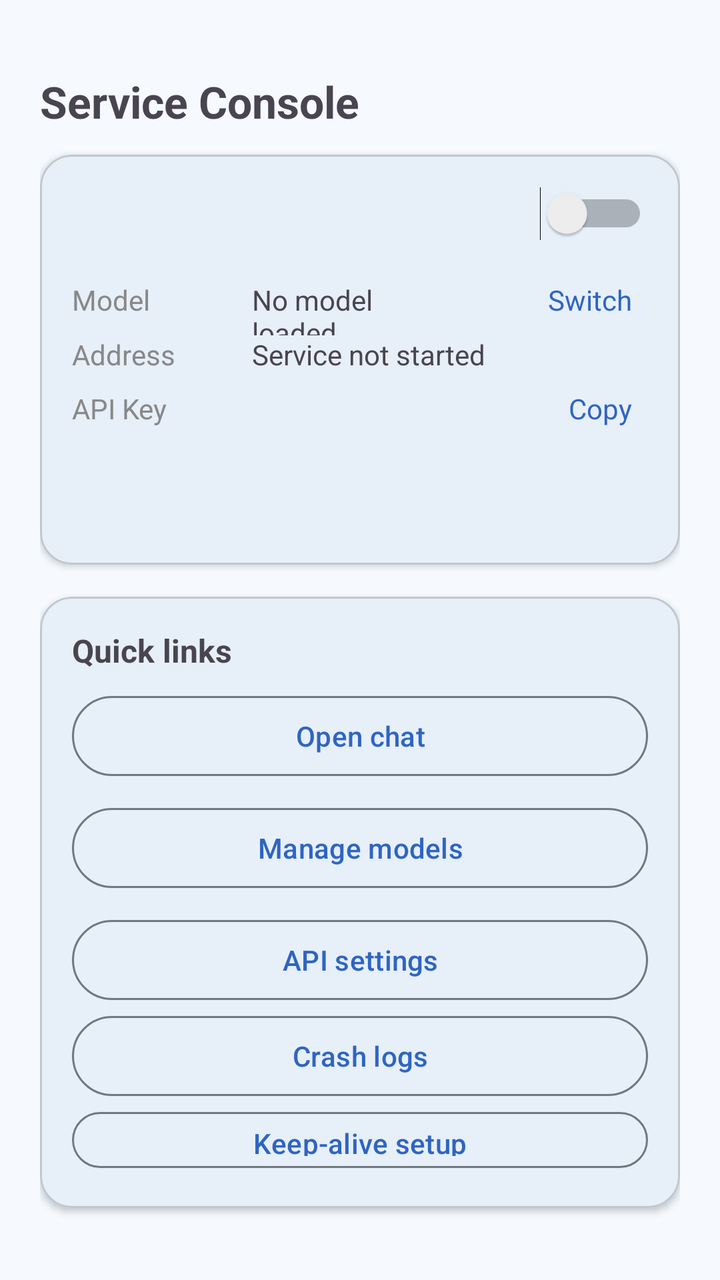
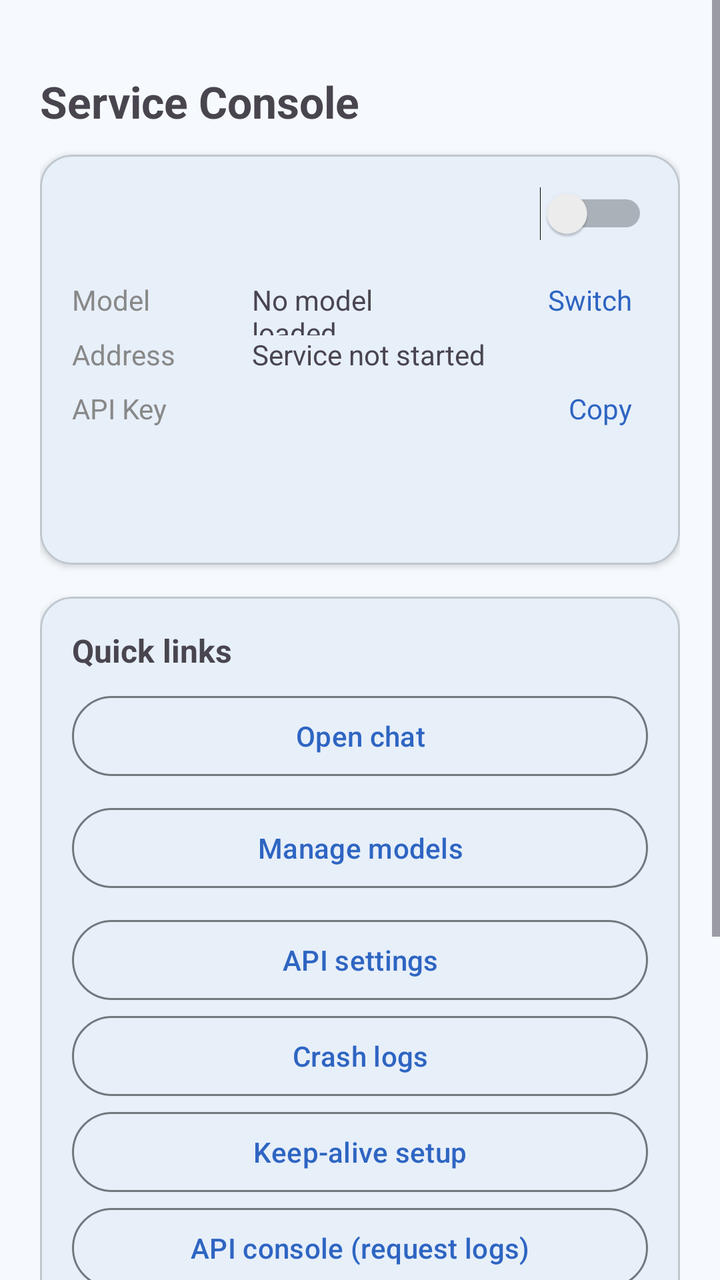

Two renders of the same Android screen: before a commit and after it. Below are the layout's source before the change and the commit's diff.
<!-- AndroidManifest.xml: application theme AppTheme -->
<!-- res/layout/activity_service_console.xml -->
<?xml version="1.0" encoding="utf-8"?>
<LinearLayout xmlns:android="http://schemas.android.com/apk/res/android"
    xmlns:app="http://schemas.android.com/apk/res-auto"
    android:layout_width="match_parent"
    android:layout_height="match_parent"
    android:orientation="vertical"
    android:paddingLeft="20dp"
    android:paddingTop="36dp"
    android:paddingRight="20dp"
    android:paddingBottom="20dp">

    <TextView
        android:layout_width="wrap_content"
        android:layout_height="wrap_content"
        android:text="@string/console_title"
        android:textSize="22sp"
        android:textStyle="bold"
        android:paddingBottom="12dp" />

    <com.google.android.material.card.MaterialCardView
        android:layout_width="match_parent"
        android:layout_height="wrap_content"
        app:cardCornerRadius="16dp"
        app:cardElevation="2dp"
        android:layout_marginBottom="16dp">

        <LinearLayout
            android:layout_width="match_parent"
            android:layout_height="wrap_content"
            android:orientation="vertical"
            android:padding="16dp">

            <LinearLayout
                android:layout_width="match_parent"
                android:layout_height="wrap_content"
                android:orientation="horizontal"
                android:gravity="center_vertical">

                <TextView
                    android:id="@+id/text_service_status"
                    android:layout_width="0dp"
                    android:layout_height="wrap_content"
                    android:layout_weight="1"
                    android:textSize="18sp"
                    android:textStyle="bold" />

                <Switch
                    android:id="@+id/switch_service"
                    android:layout_width="wrap_content"
                    android:layout_height="wrap_content" />
            </LinearLayout>

            <LinearLayout
                android:id="@+id/layout_model_row"
                android:layout_width="match_parent"
                android:layout_height="wrap_content"
                android:orientation="horizontal"
                android:paddingTop="12dp"
                android:clickable="true"
                android:focusable="true">

                <TextView
                    android:layout_width="90dp"
                    android:layout_height="wrap_content"
                    android:text="@string/console_label_model"
                    android:textColor="#888888" />

                <TextView
                    android:id="@+id/text_model_name"
                    android:layout_width="0dp"
                    android:layout_height="wrap_content"
                    android:layout_weight="1"
                    android:text="@string/console_no_model" />

                <TextView
                    android:id="@+id/text_device_ram"
                    android:layout_width="0dp"
                    android:layout_height="wrap_content"
                    android:layout_weight="1"
                    android:textColor="#888888"
                    android:textSize="12sp"
                    android:gravity="end" />

                <TextView
                    android:id="@+id/button_switch_model"
                    android:layout_width="wrap_content"
                    android:layout_height="wrap_content"
                    android:padding="8dp"
                    android:text="@string/console_switch"
                    android:textColor="?attr/colorPrimary" />
            </LinearLayout>

            <LinearLayout
                android:layout_width="match_parent"
                android:layout_height="wrap_content"
                android:orientation="horizontal">

                <TextView
                    android:layout_width="90dp"
                    android:layout_height="wrap_content"
                    android:text="@string/console_label_address"
                    android:textColor="#888888" />

                <TextView
                    android:id="@+id/text_address"
                    android:layout_width="0dp"
                    android:layout_height="wrap_content"
                    android:layout_weight="1"
                    android:text="@string/console_service_not_started" />
            </LinearLayout>

            <LinearLayout
                android:layout_width="match_parent"
                android:layout_height="wrap_content"
                android:orientation="horizontal"
                android:gravity="center_vertical">

                <TextView
                    android:layout_width="90dp"
                    android:layout_height="wrap_content"
                    android:text="@string/console_label_api_key"
                    android:textColor="#888888" />

                <TextView
                    android:id="@+id/text_api_key"
                    android:layout_width="0dp"
                    android:layout_height="wrap_content"
                    android:layout_weight="1"
                    android:maxLines="1"
                    android:ellipsize="middle" />

                <TextView
                    android:id="@+id/button_copy_key"
                    android:layout_width="wrap_content"
                    android:layout_height="wrap_content"
                    android:padding="8dp"
                    android:text="@string/console_copy"
                    android:textColor="?attr/colorPrimary" />
            </LinearLayout>

            <TextView
                android:id="@+id/text_stats"
                android:layout_width="match_parent"
                android:layout_height="wrap_content"
                android:paddingTop="8dp"
                android:textColor="#888888"
                android:textSize="12sp" />

            <TextView
                android:id="@+id/text_uptime"
                android:layout_width="match_parent"
                android:layout_height="wrap_content"
                android:paddingTop="4dp"
                android:textColor="#888888"
                android:textSize="12sp" />
        </LinearLayout>
    </com.google.android.material.card.MaterialCardView>

    <com.google.android.material.card.MaterialCardView
        android:layout_width="match_parent"
        android:layout_height="wrap_content"
        app:cardCornerRadius="16dp"
        app:cardElevation="2dp"
        android:layout_marginBottom="16dp">

        <LinearLayout
            android:layout_width="match_parent"
            android:layout_height="wrap_content"
            android:orientation="vertical"
            android:padding="16dp">

            <TextView
                android:layout_width="wrap_content"
                android:layout_height="wrap_content"
                android:text="@string/console_quick_links"
                android:textSize="16sp"
                android:textStyle="bold"
                android:paddingBottom="8dp" />

            <com.google.android.material.button.MaterialButton
                android:id="@+id/button_chat"
                style="@style/Widget.Material3.Button.OutlinedButton"
                android:layout_width="match_parent"
                android:layout_height="wrap_content"
                android:text="@string/console_enter_chat"
                android:layout_marginBottom="8dp" />

            <com.google.android.material.button.MaterialButton
                android:id="@+id/button_models"
                style="@style/Widget.Material3.Button.OutlinedButton"
                android:layout_width="match_parent"
                android:layout_height="wrap_content"
                android:text="@string/console_manage_models"
                android:layout_marginBottom="8dp" />

            <com.google.android.material.button.MaterialButton
                android:id="@+id/button_api_settings"
                style="@style/Widget.Material3.Button.OutlinedButton"
                android:layout_width="match_parent"
                android:layout_height="wrap_content"
                android:text="@string/console_api_settings" />

            <com.google.android.material.button.MaterialButton
                android:id="@+id/button_crash_logs"
                style="@style/Widget.Material3.Button.OutlinedButton"
                android:layout_width="match_parent"
                android:layout_height="wrap_content"
                android:text="@string/console_crash_logs" />

            <com.google.android.material.button.MaterialButton
                android:id="@+id/button_keep_alive"
                style="@style/Widget.Material3.Button.OutlinedButton"
                android:layout_width="match_parent"
                android:layout_height="wrap_content"
                android:text="@string/console_keepalive_settings" />

            <com.google.android.material.button.MaterialButton
                android:id="@+id/button_api_console"
                style="@style/Widget.Material3.Button.OutlinedButton"
                android:layout_width="match_parent"
                android:layout_height="wrap_content"
                android:text="@string/console_api_console" />

            <com.google.android.material.button.MaterialButton
                android:id="@+id/button_stay_awake"
                style="@style/Widget.Material3.Button.OutlinedButton"
                android:layout_width="match_parent"
                android:layout_height="wrap_content"
                android:text="@string/console_stay_awake" />

            <com.google.android.material.button.MaterialButton
                android:id="@+id/button_export_config"
                style="@style/Widget.Material3.Button.OutlinedButton"
                android:layout_width="match_parent"
                android:layout_height="wrap_content"
                android:text="@string/console_export_config" />

            <com.google.android.material.button.MaterialButton
                android:id="@+id/button_import_config"
                style="@style/Widget.Material3.Button.OutlinedButton"
                android:layout_width="match_parent"
                android:layout_height="wrap_content"
                android:text="@string/console_import_config" />
        </LinearLayout>
    </com.google.android.material.card.MaterialCardView>

    <TextView
        android:layout_width="match_parent"
        android:layout_height="wrap_content"
        android:text="@string/console_keepalive_hint"
        android:textSize="12sp"
        android:textColor="#888888" />
</LinearLayout>
<!-- resources referenced by this layout -->
<resources>
  <string name="console_api_console">API console (request logs)</string>
  <string name="console_api_settings">API settings</string>
  <string name="console_copy">Copy</string>
  <string name="console_crash_logs">Crash logs</string>
  <string name="console_enter_chat">Open chat</string>
  <string name="console_export_config">Backup config</string>
  <string name="console_import_config">Restore config</string>
  <string name="console_keepalive_settings">Keep-alive setup</string>
  <string name="console_label_address">Address</string>
  <string name="console_label_api_key">API Key</string>
  <string name="console_label_model">Model</string>
  <string name="console_manage_models">Manage models</string>
  <string name="console_no_model">No model loaded</string>
  <string name="console_quick_links">Quick links</string>
  <string name="console_service_not_started">Service not started</string>
  <string name="console_stay_awake">Stay awake (charging)</string>
  <string name="console_switch">Switch</string>
  <string name="console_title">Service Console</string>
  <color name="md_theme_primary">#2E65C2</color>
  <color name="md_theme_onPrimary">#FFFFFF</color>
  <color name="md_theme_primaryContainer">#e8f0fe</color>
  <color name="md_theme_onPrimaryContainer">#2f4578</color>
  <color name="md_theme_secondary">#4D616C</color>
  <color name="md_theme_onSecondary">#FFFFFF</color>
  <color name="md_theme_secondaryContainer">#D1E6F3</color>
  <color name="md_theme_onSecondaryContainer">#364954</color>
  <color name="md_theme_tertiary">#5F5A7D</color>
  <color name="md_theme_onTertiary">#FFFFFF</color>
  <color name="md_theme_tertiaryContainer">#E5DEFF</color>
  <color name="md_theme_onTertiaryContainer">#474364</color>
  <color name="md_theme_error">#BA1A1A</color>
  <color name="md_theme_onError">#FFFFFF</color>
  <color name="md_theme_errorContainer">#FFDAD6</color>
  <color name="md_theme_onErrorContainer">#93000A</color>
  <color name="md_theme_surface">#F6FAFE</color>
  <color name="md_theme_onBackground">#171C1F</color>
  <color name="md_theme_onSurface">#171C1F</color>
  <color name="md_theme_surfaceVariant">#DCE3E9</color>
  <color name="md_theme_onSurfaceVariant">#40484C</color>
  <color name="md_theme_outline">#71787D</color>
  <color name="md_theme_outlineVariant">#C0C7CD</color>
  <color name="md_theme_inverseSurface">#2C3134</color>
  <color name="md_theme_inverseOnSurface">#EDF1F5</color>
  <color name="md_theme_inversePrimary">#8ECFF2</color>
  <color name="md_theme_primaryFixed">#C1E8FF</color>
  <color name="md_theme_onPrimaryFixed">#001E2B</color>
  <color name="md_theme_primaryFixedDim">#8ECFF2</color>
  <color name="md_theme_onPrimaryFixedVariant">#004D67</color>
  <color name="md_theme_secondaryFixed">#D1E6F3</color>
  <color name="md_theme_onSecondaryFixed">#091E28</color>
  <color name="md_theme_secondaryFixedDim">#B5C9D7</color>
  <color name="md_theme_onSecondaryFixedVariant">#364954</color>
  <color name="md_theme_tertiaryFixed">#E5DEFF</color>
  <color name="md_theme_onTertiaryFixed">#1B1736</color>
  <color name="md_theme_tertiaryFixedDim">#C8C2EA</color>
  <color name="md_theme_onTertiaryFixedVariant">#474364</color>
  <color name="md_theme_surfaceDim">#D6DADE</color>
  <color name="md_theme_surfaceBright">#F6FAFE</color>
  <color name="md_theme_surfaceContainerLowest">#FFFFFF</color>
  <color name="md_theme_surfaceContainerLow">#F0F4F8</color>
  <color name="md_theme_surfaceContainer">#EAEEF2</color>
  <color name="md_theme_surfaceContainerHigh">#E5E9ED</color>
  <color name="md_theme_surfaceContainerHighest">#DFE3E7</color>
  <color name="colorCustomColor1">#166683</color>
  <color name="colorOnCustomColor1">#FFFFFF</color>
  <color name="colorCustomColor1Container">#C0E8FF</color>
  <color name="colorOnCustomColor1Container">#004D66</color>
  <color name="accentColor">#4252B6</color>
  <!-- unchanged entries left out for length: 3 -->
</resources>

<!-- the commit's change to res/layout/activity_service_console.xml (unified diff, before → after) -->
@@ -1,13 +1,18 @@
 <?xml version="1.0" encoding="utf-8"?>
-<LinearLayout xmlns:android="http://schemas.android.com/apk/res/android"
+<ScrollView xmlns:android="http://schemas.android.com/apk/res/android"
     xmlns:app="http://schemas.android.com/apk/res-auto"
     android:layout_width="match_parent"
     android:layout_height="match_parent"
-    android:orientation="vertical"
-    android:paddingLeft="20dp"
-    android:paddingTop="36dp"
-    android:paddingRight="20dp"
-    android:paddingBottom="20dp">
+    android:fillViewport="true">
+
+    <LinearLayout
+        android:layout_width="match_parent"
+        android:layout_height="wrap_content"
+        android:orientation="vertical"
+        android:paddingLeft="20dp"
+        android:paddingTop="36dp"
+        android:paddingRight="20dp"
+        android:paddingBottom="20dp">
 
     <TextView
         android:layout_width="wrap_content"
@@ -250,4 +255,5 @@
         android:text="@string/console_keepalive_hint"
         android:textSize="12sp"
         android:textColor="#888888" />
-</LinearLayout>
+    </LinearLayout>
+</ScrollView>
